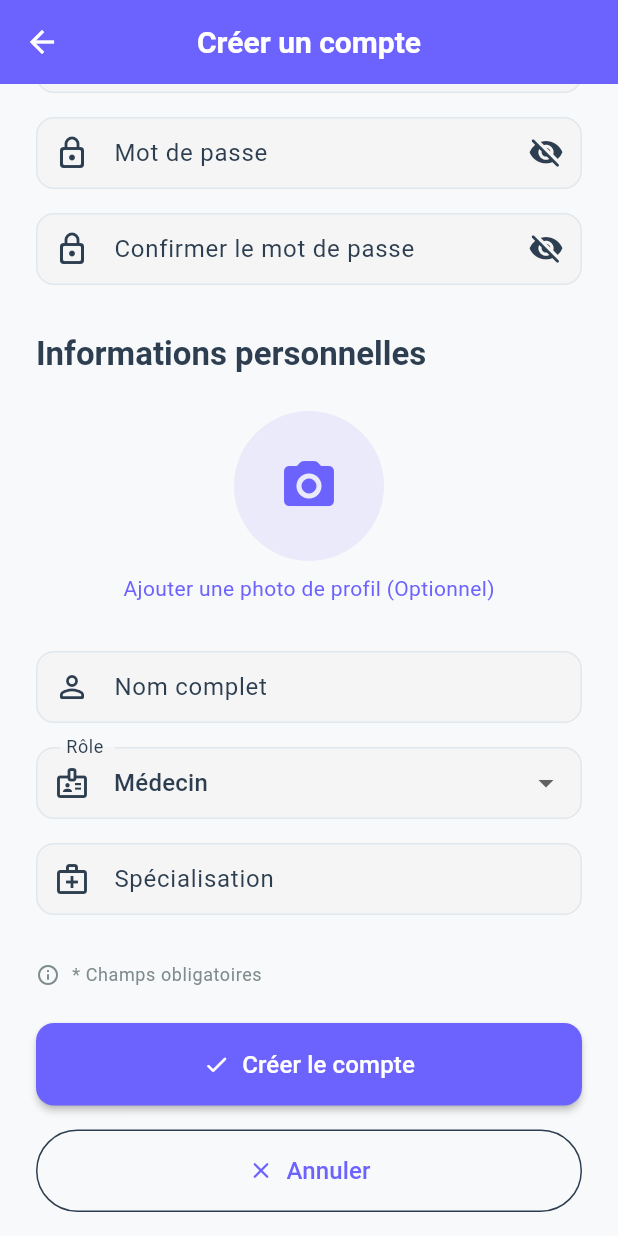
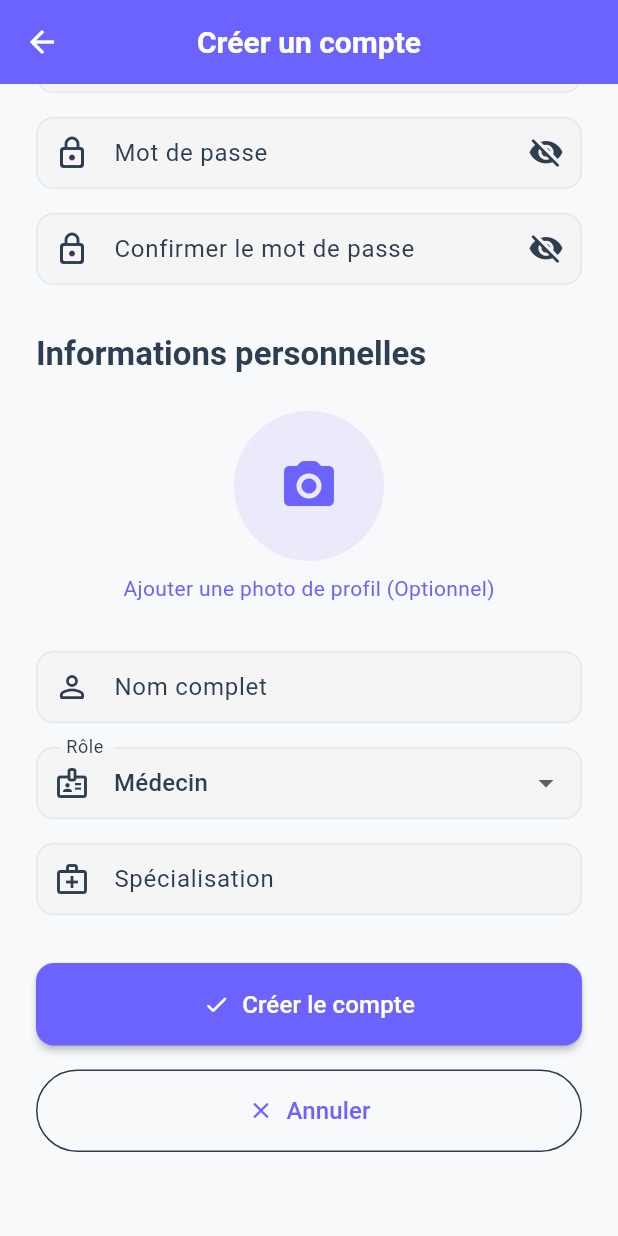
Before and after one commit to chelsea-kati/FlutterExam, a Flutter app: the RegisterPage screen opened directly, scrolled down 246 dp, on a phone screen of 412 x 824 dp. Run offline on Flutter 3.47's test engine with Material 3 defaults, Android fonts, the phone set to English and light mode, and no system bars; our stand-ins replace connectivity_plus, fl_chart, google_generative_ai, image_picker, shared_preferences, sqflite; missing offline and left inert: debounce_throttle; accounts and stored records are empty.

Commit message:
correction dans who_api

```diff
--- a/lib/pages/register_page.dart
+++ b/lib/pages/register_page.dart
@@ -446,24 +446,24 @@ class _RegisterPageState extends State<RegisterPage> {
                 const SizedBox(height: AppSizes.paddingXL),
 
                 // Note
-                Row(
-                  children: [
-                    const Icon(
-                      Icons.info_outline_rounded,
-                      size: 16,
-                      color: AppColors.textSecondary,
-                    ),
-                    const SizedBox(width: AppSizes.paddingS),
-                    Text(
-                      '* Champs obligatoires',
-                      style: Theme.of(context).textTheme.bodySmall?.copyWith(
-                            color: AppColors.textSecondary,
-                          ),
-                    ),
-                  ],
-                ),
+                // Row(
+                //   children: [
+                //     const Icon(
+                //       Icons.info_outline_rounded,
+                //       size: 16,
+                //       color: AppColors.textSecondary,
+                //     ),
+                //     const SizedBox(width: AppSizes.paddingS),
+                    // Text(
+                    //   '* Champs obligatoires',
+                    //   style: Theme.of(context).textTheme.bodySmall?.copyWith(
+                    //         color: AppColors.textSecondary,
+                    //       ),
+                    // ),
+                //   ],
+                // ),
 
-                const SizedBox(height: AppSizes.paddingL),
+                // const SizedBox(height: AppSizes.paddingL),
 
                 // Bouton Créer le compte
                 ElevatedButton.icon(
--- a/lib/services/who_api_service.dart
+++ b/lib/services/who_api_service.dart
@@ -115,7 +115,7 @@ class WHOApiService {
 
       //  MODIFICATION 1 : Utiliser l'indicateur plus fiable NCD_MORT_CANCER
       final filter = '($countryFilter$dimensionFilter)';
-      final url = '$_baseUrl/NCD_MORT_CANCER?\$filter=$filter';
+      final url = '$_baseUrl/NCDMORT3070?\$filter=$filter';
       // final url = '$_baseUrl/NCD_MORT_CANCER?\$filter=($countryFilter)';
 
       // final url = '$_baseUrl/NCDMORT3070?\$filter=($countryFilter)';
```
